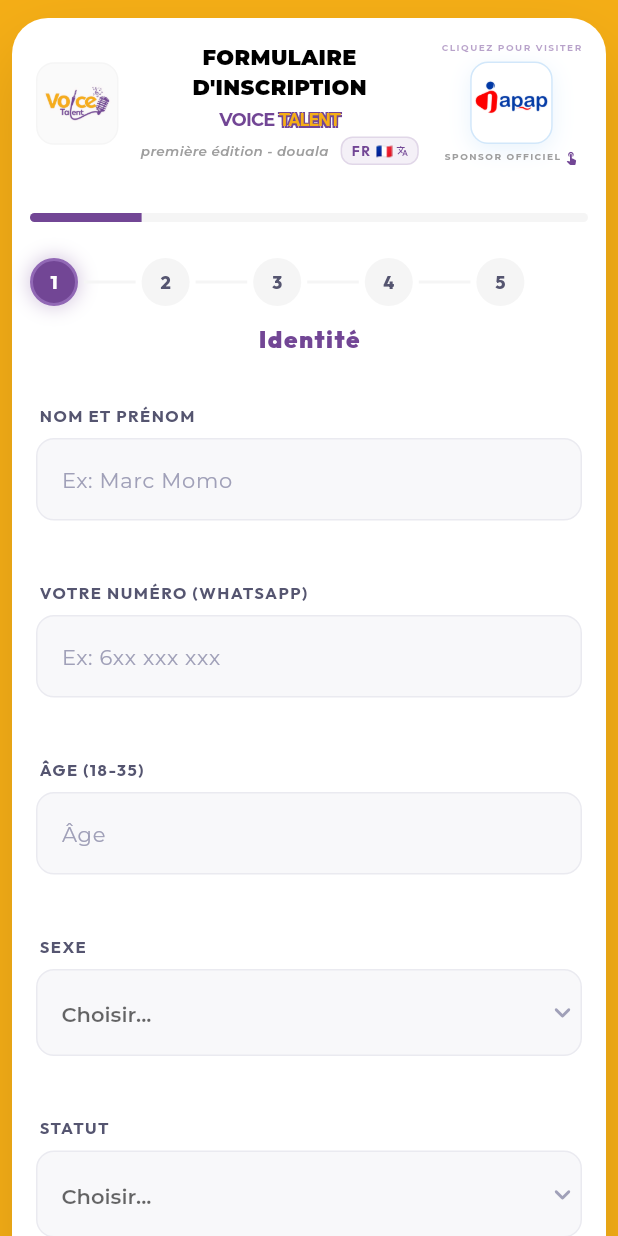
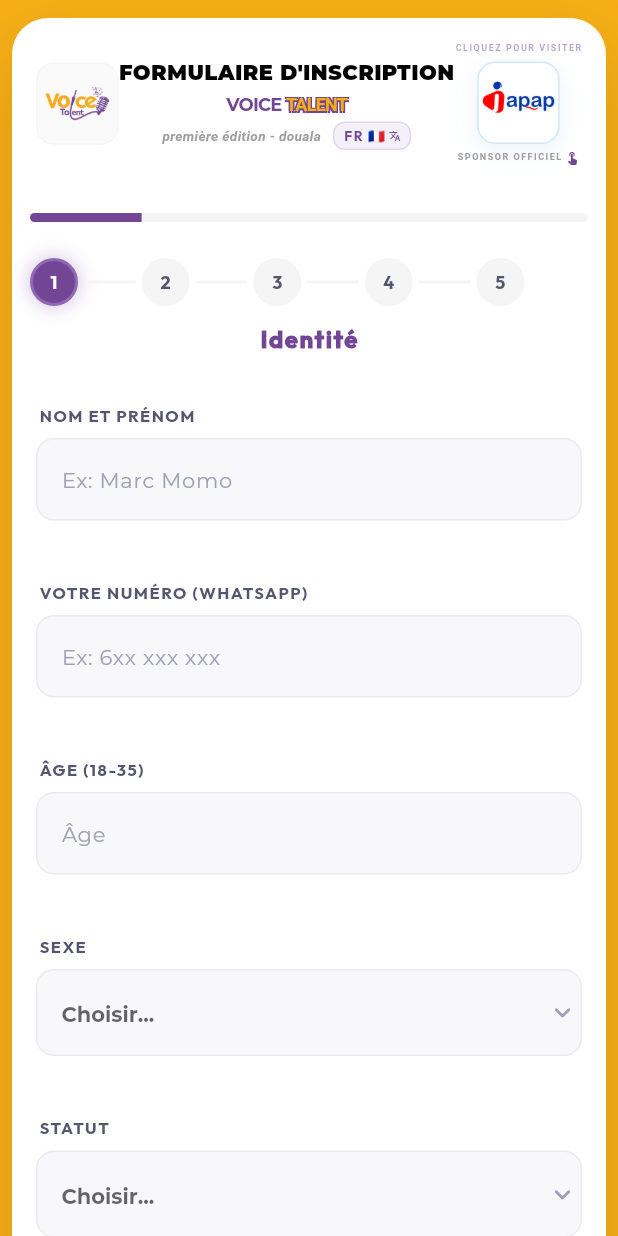
Before and after one commit to Super-Abel/voice-talents, a Flutter app: the CandidatureScreen screen opened by its route, on a phone screen of 412 x 824 dp. Run offline on Flutter 3.47's test engine with Material 3 defaults, Android fonts, the phone set to English and light mode, and no system bars; our stand-ins replace csv, file_picker, fl_chart, flutter_dotenv, flutter_riverpod, go_router and 5 more; missing offline and left inert: dart:ui_web, universal_html; accounts and stored records are empty; network calls fail.

Commit message:
update form

```diff
--- a/lib/core/theme/app_theme.dart
+++ b/lib/core/theme/app_theme.dart
@@ -1,5 +1,4 @@
 import 'package:flutter/material.dart';
-import 'package:google_fonts/google_fonts.dart';
 import 'design_system.dart';
 
 /// Application theme built entirely on AppDesignSystem tokens.
@@ -21,7 +20,9 @@ class AppTheme {
       scaffoldBackgroundColor: AppDesignSystem.background,
 
       // ── Typography ─────────────────────────────────────────
-      textTheme: GoogleFonts.montserratTextTheme().apply(
+      textTheme: const TextTheme().apply(
+        fontFamily: 'Montserrat',
+        fontFamilyFallback: const ['sans-serif'],
         bodyColor: AppDesignSystem.textMain,
         displayColor: AppDesignSystem.textMain,
       ),
--- a/lib/core/theme/design_system.dart
+++ b/lib/core/theme/design_system.dart
@@ -1,5 +1,5 @@
 import 'package:flutter/material.dart';
-import 'package:google_fonts/google_fonts.dart';
+
 
 /// ═══════════════════════════════════════════════════════════
 /// VOICE TALENTS — AppDesignSystem
@@ -244,8 +244,50 @@ class AppDesignSystem {
   // 12. TYPOGRAPHY
   // ─────────────────────────────────────────
 
+  // Helper for local Montserrat text styles (offline fallback)
+  static TextStyle _montserratStyle({
+    required double fontSize,
+    required FontWeight fontWeight,
+    required Color color,
+    double? letterSpacing,
+    double? height,
+    FontStyle? fontStyle,
+  }) {
+    return TextStyle(
+      fontFamily: 'Montserrat',
+      fontFamilyFallback: const ['sans-serif'],
+      fontSize: fontSize,
+      fontWeight: fontWeight,
+      color: color,
+      letterSpacing: letterSpacing,
+      height: height,
+      fontStyle: fontStyle,
+    );
+  }
+
+  // Helper for local Outfit text styles (offline fallback)
+  static TextStyle _outfitStyle({
+    required double fontSize,
+    required FontWeight fontWeight,
+    Color? color,
+    double? letterSpacing,
+    double? height,
+    FontStyle? fontStyle,
+  }) {
+    return TextStyle(
+      fontFamily: 'Outfit',
+      fontFamilyFallback: const ['sans-serif'],
+      fontSize: fontSize,
+      fontWeight: fontWeight,
+      color: color,
+      letterSpacing: letterSpacing,
+      height: height,
+      fontStyle: fontStyle,
+    );
+  }
+
   // Display
-  static TextStyle get displayLarge => GoogleFonts.outfit(
+  static TextStyle get displayLarge => _outfitStyle(
         fontSize: 40,
         fontWeight: FontWeight.w900,
         color: textMain,
@@ -253,7 +295,7 @@ class AppDesignSystem {
         height: 1.1,
       );
 
-  static TextStyle get displayMedium => GoogleFonts.outfit(
+  static TextStyle get displayMedium => _outfitStyle(
         fontSize: 32,
         fontWeight: FontWeight.w800,
         color: textMain,
@@ -262,7 +304,7 @@ class AppDesignSystem {
       );
 
   // Headings
-  static TextStyle get titleLarge => GoogleFonts.outfit(
+  static TextStyle get titleLarge => _outfitStyle(
         fontSize: 24,
         fontWeight: FontWeight.w800,
         color: textMain,
@@ -270,14 +312,14 @@ class AppDesignSystem {
         height: 1.2,
       );
 
-  static TextStyle get titleMedium => GoogleFonts.outfit(
+  static TextStyle get titleMedium => _outfitStyle(
         fontSize: 20,
         fontWeight: FontWeight.w700,
         color: textMain,
         height: 1.25,
       );
 
-  static TextStyle get titleSmall => GoogleFonts.outfit(
+  static TextStyle get titleSmall => _outfitStyle(
         fontSize: 16,
         fontWeight: FontWeight.w600,
         color: textMain,
@@ -285,21 +327,21 @@ class AppDesignSystem {
       );
 
   // Body
-  static TextStyle get bodyLarge => GoogleFonts.montserrat(
+  static TextStyle get bodyLarge => _montserratStyle(
         fontSize: 16,
         fontWeight: FontWeight.w500,
         color: textMain,
         height: 1.6,
       );
 
-  static TextStyle get bodyMedium => GoogleFonts.montserrat(
+  static TextStyle get bodyMedium => _montserratStyle(
         fontSize: 14,
         fontWeight: FontWeight.w400,
         color: textMain,
         height: 1.5,
       );
 
-  static TextStyle get bodySmall => GoogleFonts.montserrat(
+  static TextStyle get bodySmall => _montserratStyle(
         fontSize: 12,
         fontWeight: FontWeight.w400,
         color: textSecondary,
@@ -307,28 +349,28 @@ class AppDesignSystem {
       );
 
   // UI elements
-  static TextStyle get labelStyle => GoogleFonts.outfit(
+  static TextStyle get labelStyle => _outfitStyle(
         fontSize: 11,
         fontWeight: FontWeight.w700,
         color: textSecondary,
         letterSpacing: 1.0,
       );
 
-  static TextStyle get captionStyle => GoogleFonts.montserrat(
+  static TextStyle get captionStyle => _montserratStyle(
         fontSize: 11,
         fontWeight: FontWeight.w500,
         color: textMuted,
         letterSpacing: 0.3,
       );
 
-  static TextStyle get buttonText => GoogleFonts.outfit(
+  static TextStyle get buttonText => _outfitStyle(
         fontSize: 15,
         fontWeight: FontWeight.w700,
         color: textOnPrimary,
         letterSpacing: 0.8,
       );
 
-  static TextStyle get chipText => GoogleFonts.outfit(
+  static TextStyle get chipText => _outfitStyle(
         fontSize: 12,
         fontWeight: FontWeight.w600,
         letterSpacing: 0.2,
--- a/lib/features/candidature/presentation/screens/candidature_screen.dart
+++ b/lib/features/candidature/presentation/screens/candidature_screen.dart
@@ -203,7 +203,9 @@ class _CandidatureScreenState extends ConsumerState<CandidatureScreen> {
                               Text(
                                 trans.translate(AppKeys.headerFormTitle),
                                 textAlign: TextAlign.center,
-                                style: GoogleFonts.montserrat(
+                                style: TextStyle(
+                                  fontFamily: 'Montserrat',
+                                  fontFamilyFallback: const ['sans-serif'],
                                   fontSize: isMobile ? 14 : 26,
                                   fontWeight: FontWeight.w900,
                                   color: Colors.black,
@@ -213,7 +215,9 @@ class _CandidatureScreenState extends ConsumerState<CandidatureScreen> {
                               RichText(
                                 textAlign: TextAlign.center,
                                 text: TextSpan(
-                                  style: GoogleFonts.montserrat(
+                                  style: TextStyle(
+                                    fontFamily: 'Montserrat',
+                                    fontFamilyFallback: const ['sans-serif'],
                                     fontSize: isMobile ? 12 : 20,
                                     fontWeight: FontWeight.bold,
                                     color: AppDesignSystem.primary,
@@ -237,8 +241,11 @@ class _CandidatureScreenState extends ConsumerState<CandidatureScreen> {
                                 ),
                               ),
                               const SizedBox(height: 4),
-                              Row(
-                                mainAxisSize: MainAxisSize.min,
+                              Wrap(
+                                alignment: WrapAlignment.center,
+                                crossAxisAlignment: WrapCrossAlignment.center,
+                                spacing: 8,
+                                runSpacing: 4,
                                 children: [
                                   Text(
                                     trans.translate(AppKeys.headerEdition),
@@ -249,7 +256,6 @@ class _CandidatureScreenState extends ConsumerState<CandidatureScreen> {
                                       fontWeight: FontWeight.w600,
                                     ),
                                   ),
-                                  const SizedBox(width: 8),
                                   GestureDetector(
                                     onTap: () => ref.read(languageProvider.notifier).toggleLanguage(),
                                     child: Container(
@@ -564,7 +570,12 @@ class _CandidatureScreenState extends ConsumerState<CandidatureScreen> {
                               AppAssets.logoJapapTalent,
                               height: isMobile ? 70 : 100,
                             ),
-                            SizedBox(width: isMobile ? 32 : 64), // Added trailing spacing for seamless loop
+                            SizedBox(width: isMobile ? 32 : 64),
+                            _buildPartnerLogo(
+                              AppAssets.logoGlobal,
+                              height: isMobile ? 70 : 100,
+                            ),
+                            SizedBox(width: isMobile ? 32 : 64),
                           ],
                         ),
                         const SizedBox(height: 48),
@@ -619,7 +630,9 @@ class _CandidatureScreenState extends ConsumerState<CandidatureScreen> {
         Text(
           trans.translate(AppKeys.footerGenerationVoice),
           textAlign: TextAlign.center,
-          style: GoogleFonts.montserrat(
+          style: TextStyle(
+            fontFamily: 'Montserrat',
+            fontFamilyFallback: const ['sans-serif'],
             color: AppDesignSystem.primary,
             fontSize: isMobile ? 14 : 18,
             fontWeight: FontWeight.w900,
--- a/lib/main.dart
+++ b/lib/main.dart
@@ -3,6 +3,7 @@ import 'package:flutter/services.dart';
 import 'package:flutter_riverpod/flutter_riverpod.dart';
 import 'package:flutter_dotenv/flutter_dotenv.dart';
 import 'package:supabase_flutter/supabase_flutter.dart';
+import 'package:google_fonts/google_fonts.dart';
 
 import 'core/theme/app_theme.dart';
 import 'core/routing/app_router.dart';
@@ -13,6 +14,9 @@ import 'core/localization/translation_provider.dart';
 /// ═══════════════════════════════════════════════════════════
 void main() async {
   WidgetsFlutterBinding.ensureInitialized();
+
+  // Disable dynamic font downloading to prevent connection timeouts when offline/behind firewall
+  GoogleFonts.config.allowRuntimeFetching = false;
 
   // Lock to portrait on mobile if needed (remove for web-only)
   await SystemChrome.setPreferredOrientations([
```
Also changed, not shown: pubspec.yaml (+19 -0 lines), assets/fonts/Montserrat-Black.ttf (added), assets/fonts/Montserrat-BlackItalic.ttf (added), assets/fonts/Montserrat-Bold.ttf (added), assets/fonts/Montserrat-Regular.ttf (added), assets/fonts/Outfit-Bold.ttf (added), assets/fonts/Outfit-Regular.ttf (added), assets/fonts/Outfit-SemiBold.ttf (added), 1 other file.
